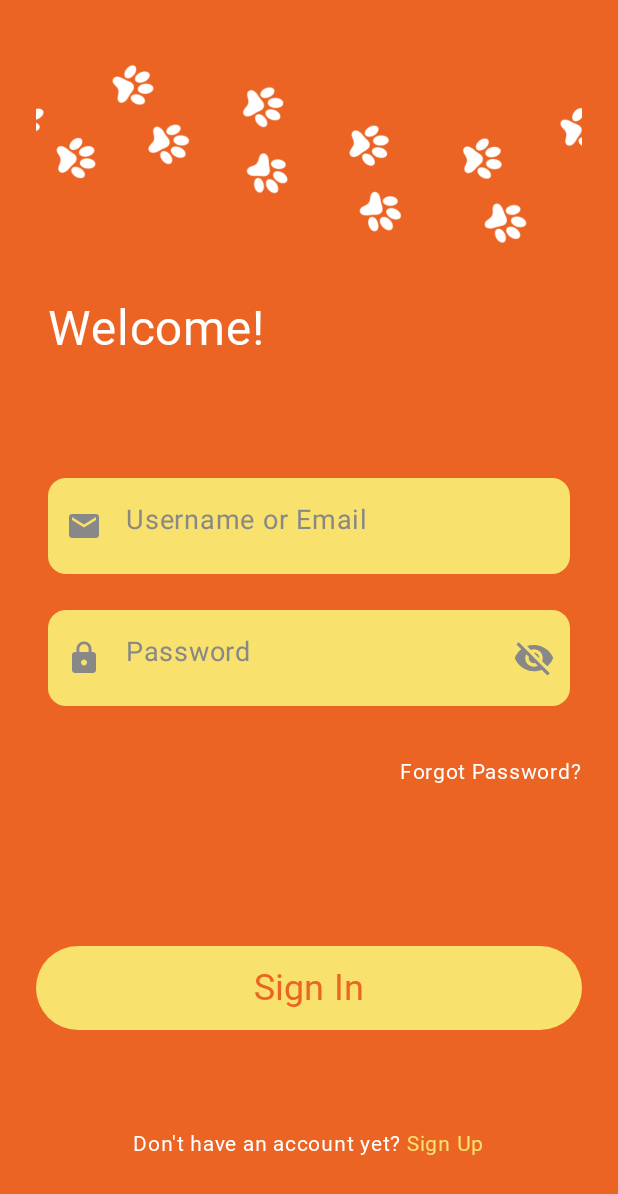
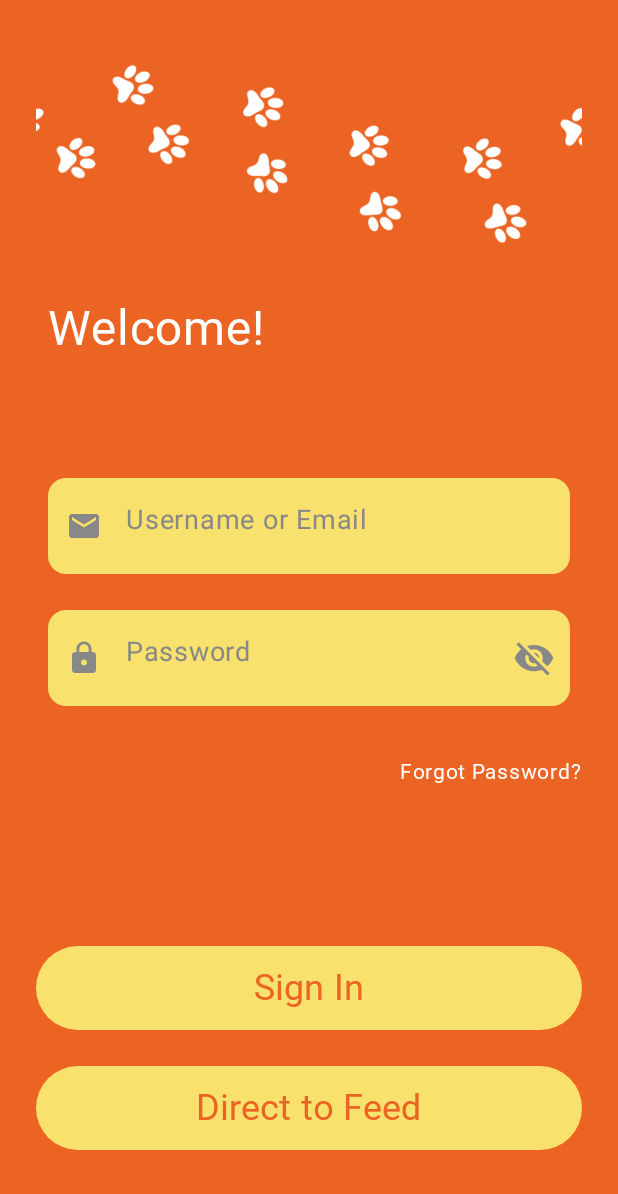
Before and after one commit to alpar-a/Petnet, an Android app built with Jetpack Compose: the screen it shows after launch (MainActivity), on a phone screen of 412 x 824 dp. Shown: the top 1194 px of the screen. Run offline under Robolectric (Android 15) with nearby library versions, the phone set to English and light mode, and no system bars; Roboto replaces fonts that are not available here.

Commit message:
Redirection to Home page and to Feed page
Added redirection from feed to home page and from home to feed page.

```diff
--- a/app/src/main/java/com/example/petnet/MainActivity.kt
+++ b/app/src/main/java/com/example/petnet/MainActivity.kt
@@ -27,6 +27,7 @@ import androidx.compose.ui.unit.dp
 import androidx.compose.ui.unit.sp
 import androidx.compose.foundation.Image
 import androidx.compose.ui.layout.ContentScale
+import androidx.compose.ui.platform.LocalContext
 import androidx.compose.ui.res.painterResource
 import androidx.compose.ui.text.SpanStyle
 import androidx.compose.ui.text.buildAnnotatedString
@@ -61,7 +62,7 @@ fun LoginScreen() {
     var email by remember { mutableStateOf("") }
     var password by remember { mutableStateOf("") }
     var passwordVisible by remember { mutableStateOf(false) }
-
+    val context = LocalContext.current
 
     Column(
         modifier = Modifier
@@ -179,6 +180,26 @@ fun LoginScreen() {
             )
         }
 
+        Button(
+            onClick = {
+                val intent = Intent(context, MainFeedScreen::class.java)
+                context.startActivity(intent)
+            },
+            colors = ButtonDefaults.buttonColors(containerColor = yellow),
+            shape = RoundedCornerShape(50),
+            modifier = Modifier
+                .fillMaxWidth()
+                .padding(top = 24.dp)
+                .height(56.dp)
+        ) {
+            Text(
+                text = "Direct to Feed",
+                color = Color(0xFFEB6423),
+                fontFamily = balootamma,
+                fontSize = 24.sp
+            )
+        }
+
         // Sign-Up
         Text(
             text = buildAnnotatedString {
@@ -196,6 +217,5 @@ fun LoginScreen() {
         )
 
 
-
     }
 }
```
Also changed, not shown: app/src/main/java/com/example/petnet/MainFeedScreen.kt (+6 -1 lines).
